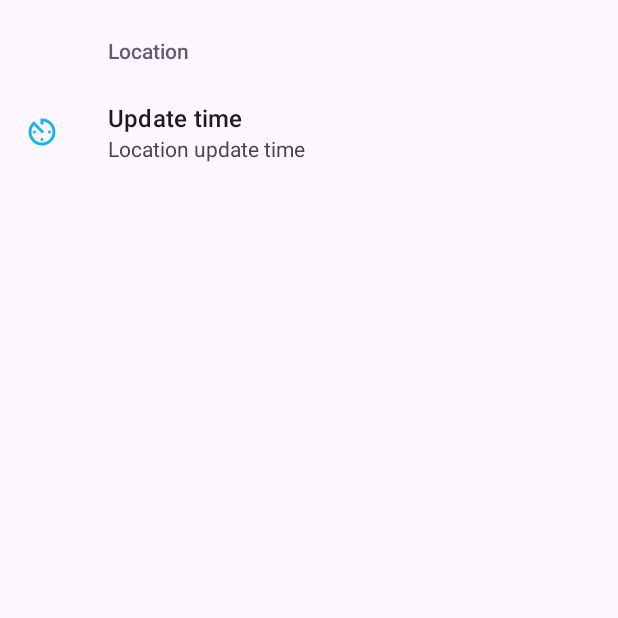
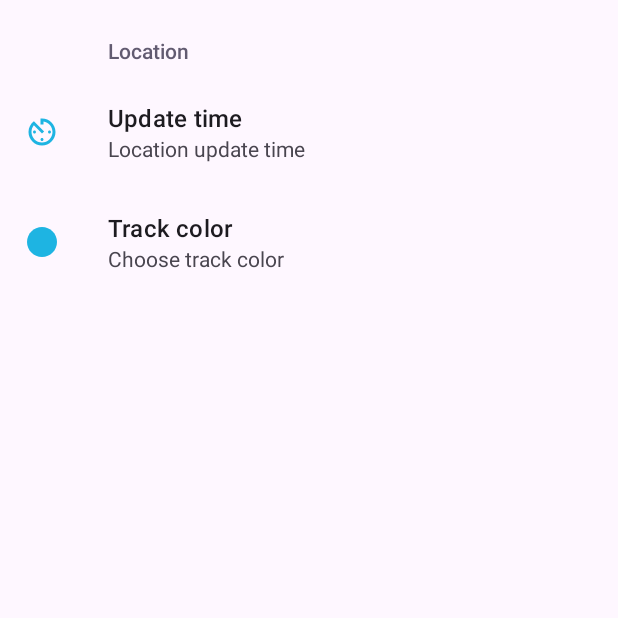
Before and after one commit to AverDmi/GpsTracker, an Android app: the fragment SettingsFragment shown on its own in the app's theme, on a phone screen of 412 x 824 dp, the top half of it. Run offline under Robolectric (Android 15) with nearby library versions, the phone set to English and light mode, and no system bars; our stand-ins replace androidx.preference; 5 statements that could not run were skipped.

Commit message:
Added change track color from settings

```diff
--- a/app/src/main/java/com/dimthomas/gpstracker/fragments/SettingsFragment.kt
+++ b/app/src/main/java/com/dimthomas/gpstracker/fragments/SettingsFragment.kt
@@ -1,14 +1,19 @@
 package com.dimthomas.gpstracker.fragments
 
+import android.graphics.Color
 import android.os.Bundle
 import androidx.preference.Preference
 import androidx.preference.Preference.OnPreferenceChangeListener
 import androidx.preference.PreferenceFragmentCompat
 import com.dimthomas.gpstracker.R
 
+private const val UPDATE_TIME_KEY = "update_time_key"
+private const val COLOR_KEY = "color_key"
+
 class SettingsFragment: PreferenceFragmentCompat() {
 
     private lateinit var timePref: Preference
+    private lateinit var colorPref: Preference
 
     override fun onCreatePreferences(savedInstanceState: Bundle?, rootKey: String?) {
         setPreferencesFromResource(R.xml.main_preference, rootKey)
@@ -16,20 +21,43 @@ class SettingsFragment: PreferenceFragmentCompat() {
     }
 
     private fun init() {
-        timePref = findPreference("update_time_key")!!
+        timePref = findPreference(UPDATE_TIME_KEY)!!
+        colorPref = findPreference(COLOR_KEY)!!
         val changeListener = onChangeListener()
         timePref.onPreferenceChangeListener = changeListener
+        colorPref.onPreferenceChangeListener = changeListener
+        initPrefs()
     }
 
     private fun onChangeListener(): OnPreferenceChangeListener {
         return OnPreferenceChangeListener {
             pref, value ->
-            val nameArray = resources.getStringArray(R.array.loc_time_update_name)
-            val valueArray = resources.getStringArray(R.array.loc_time_update_value)
-            val title = pref.title.toString().substringBefore(":")
-            val position = valueArray.indexOf(value)
-            pref.title = "$title: ${nameArray[position]}"
+            when(pref.key) {
+                UPDATE_TIME_KEY -> onTimeChange(value.toString())
+                COLOR_KEY -> pref.icon?.setTint((Color.parseColor(value.toString())))
+            }
             true
         }
     }
+
+    private fun onTimeChange(value: String) {
+        val nameArray = resources.getStringArray(R.array.loc_time_update_name)
+        val valueArray = resources.getStringArray(R.array.loc_time_update_value)
+        val title = timePref.title.toString().substringBefore(":")
+        val position = valueArray.indexOf(value)
+        timePref.title = "$title: ${nameArray[position]}"
+    }
+
+    private fun initPrefs() {
+
+        val pref = timePref.preferenceManager.sharedPreferences
+        val nameArray = resources.getStringArray(R.array.loc_time_update_name)
+        val valueArray = resources.getStringArray(R.array.loc_time_update_value)
+        val title = timePref.title
+        val position = valueArray.indexOf(pref?.getString(UPDATE_TIME_KEY, "3000"))
+        timePref.title = "$title: ${nameArray[position]}"
+
+        val trackColor = pref?.getString(COLOR_KEY, "#FF134DE1")
+        colorPref.icon?.setTint(Color.parseColor(trackColor))
+    }
 }
--- /dev/null
+++ b/app/src/main/res/drawable/ic_circle.xml
@@ -0,0 +1,5 @@
+<vector android:height="24dp" android:tint="#1EB4E2"
+    android:viewportHeight="24" android:viewportWidth="24"
+    android:width="24dp" xmlns:android="http://schemas.android.com/apk/res/android">
+    <path android:fillColor="@android:color/white" android:pathData="M12,2C6.47,2 2,6.47 2,12s4.47,10 10,10 10,-4.47 10,-10S17.53,2 12,2z"/>
+</vector>
--- a/app/src/main/res/values/arrays.xml
+++ b/app/src/main/res/values/arrays.xml
@@ -13,4 +13,16 @@
         <item>10000</item>
     </string-array>
 
+    <string-array name="color_name">
+        <item>Blue</item>
+        <item>Red</item>
+        <item>Black</item>
+    </string-array>
+
+    <string-array name="color_value">
+        <item>#FF134DE1</item>
+        <item>#FFF44336</item>
+        <item>#FF000000</item>
+    </string-array>
+
 </resources>
--- a/app/src/main/res/values/strings.xml
+++ b/app/src/main/res/values/strings.xml
@@ -6,4 +6,6 @@
     <string name="location">Location</string>
     <string name="update_time">Update time</string>
     <string name="update_time_summary">Location update time</string>
+    <string name="track_color">Track color</string>
+    <string name="track_color_summary">Choose track color</string>
 </resources>
--- a/app/src/main/res/xml/main_preference.xml
+++ b/app/src/main/res/xml/main_preference.xml
@@ -17,5 +17,16 @@
             app:icon="@drawable/ic_update_time"
             app:key="update_time_key"
             app:summary="@string/update_time_summary" />
+
+        <ListPreference
+            android:layout_width="wrap_content"
+            android:layout_height="wrap_content"
+            android:defaultValue="#FF134DE1"
+            android:title="@string/track_color"
+            app:entries="@array/color_name"
+            app:entryValues="@array/color_value"
+            app:icon="@drawable/ic_circle"
+            app:key="color_key"
+            app:summary="@string/track_color_summary" />
     </PreferenceCategory>
 </PreferenceScreen>
```
